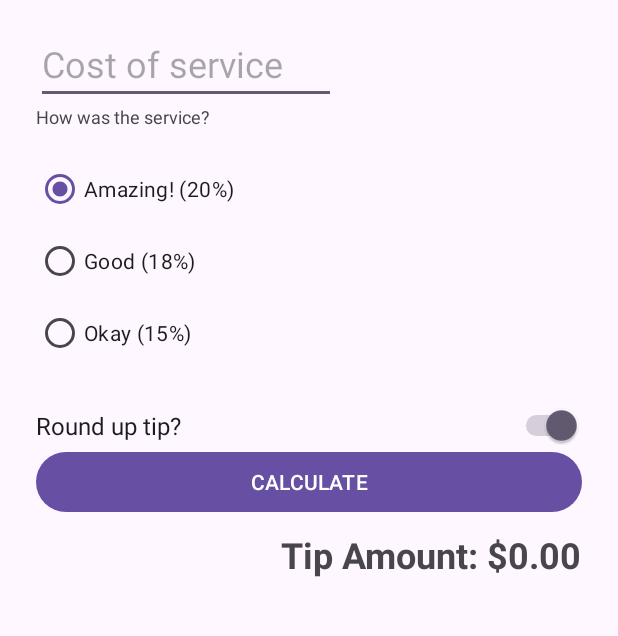
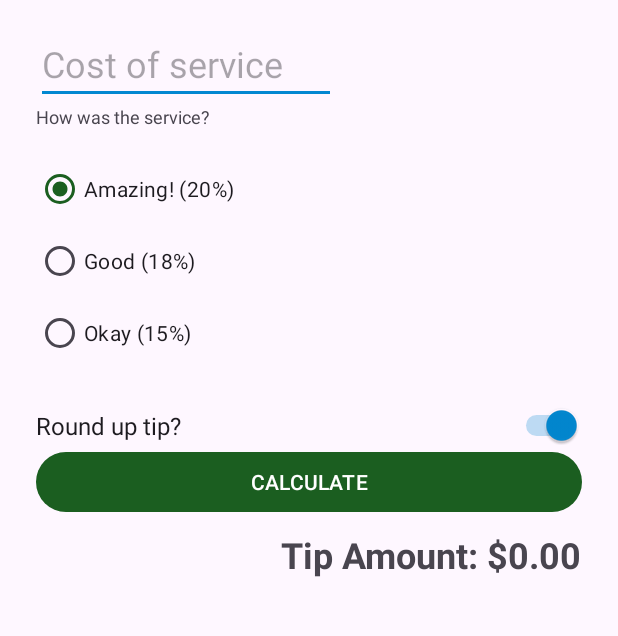
Before and after one commit to javdevia/TipTimeApp, an Android app: the screen it shows after launch (MainActivity), after a tap on "CALCULATE", on a phone screen of 412 x 824 dp, the part 101-737 px from its top. Run offline under Robolectric (Android 15) with nearby library versions, the phone set to English and light mode, and no system bars.

Commit message:
Se agrega temas y colores de la App

```diff
--- a/app/src/main/java/com/estudio/tiptime/MainActivity.kt
+++ b/app/src/main/java/com/estudio/tiptime/MainActivity.kt
@@ -22,7 +22,7 @@ class MainActivity : AppCompatActivity() {
         val stringInTextField = binding.etCost.text.toString()
         val totalCost = stringInTextField.toDoubleOrNull()
 
-        if (totalCost == null ) {
+        if (totalCost == null ||totalCost == 0.0) {
             displayTip(0.0)
             return
         }
--- a/app/src/main/res/values-night/themes.xml
+++ b/app/src/main/res/values-night/themes.xml
@@ -3,5 +3,18 @@
     <style name="Base.Theme.TipTime" parent="Theme.Material3.DayNight.NoActionBar">
         <!-- Customize your dark theme here. -->
         <!-- <item name="colorPrimary">@color/my_dark_primary</item> -->
+
+        <!-- Primary brand color. -->
+        <item name="colorPrimary">@color/green_light</item>
+        <item name="colorPrimaryVariant">@color/green</item>
+        <item name="colorOnPrimary">@color/black</item>
+        <!-- Secondary brand color. -->
+        <item name="colorSecondary">@color/blue_light</item>
+        <item name="colorSecondaryVariant">@color/blue_light</item>
+        <item name="colorOnSecondary">@color/black</item>
+        <!-- Status bar color. -->
+        <item name="android:statusBarColor" tools:targetApi="l">?attr/colorPrimaryVariant</item>
+        <!-- Customize your theme here. -->
+
     </style>
 </resources>
--- a/app/src/main/res/values/colors.xml
+++ b/app/src/main/res/values/colors.xml
@@ -1,5 +1,21 @@
 <?xml version="1.0" encoding="utf-8"?>
 <resources>
+
+    <!-- Colores iniciales definidos -->
+    <color name="purple_200">#FFBB86FC</color>
+    <color name="purple_500">#FF6200EE</color>
+    <color name="purple_700">#FF3700B3</color>
+    <color name="teal_200">#FF03DAC5</color>
+    <color name="teal_700">#FF018786</color>
     <color name="black">#FF000000</color>
     <color name="white">#FFFFFFFF</color>
+
+    <!-- Colores finales definidos -->
+    <color name="green">#1B5E20</color>
+    <color name="green_dark">#003300</color>
+    <color name="green_light">#A5D6A7</color>
+    <color name="blue">#0288D1</color>
+    <color name="blue_dark">#005B9F</color>
+    <color name="blue_light">#81D4FA</color>
+
 </resources>
--- a/app/src/main/res/values/themes.xml
+++ b/app/src/main/res/values/themes.xml
@@ -3,6 +3,19 @@
     <style name="Base.Theme.TipTime" parent="Theme.Material3.DayNight.NoActionBar">
         <!-- Customize your light theme here. -->
         <!-- <item name="colorPrimary">@color/my_light_primary</item> -->
+
+        <!-- Primary brand color. -->
+        <item name="colorPrimary">@color/green</item>
+        <item name="colorPrimaryVariant">@color/green_dark</item>
+        <item name="colorOnPrimary">@color/white</item>
+        <!-- Secondary brand color. -->
+        <item name="colorSecondary">@color/blue</item>
+        <item name="colorSecondaryVariant">@color/blue_dark</item>
+        <item name="colorOnSecondary">@color/black</item>
+        <!-- Status bar color. -->
+        <item name="android:statusBarColor" tools:targetApi="l">?attr/colorPrimaryVariant</item>
+        <!-- Customize your theme here. -->
+
     </style>
 
 
```
